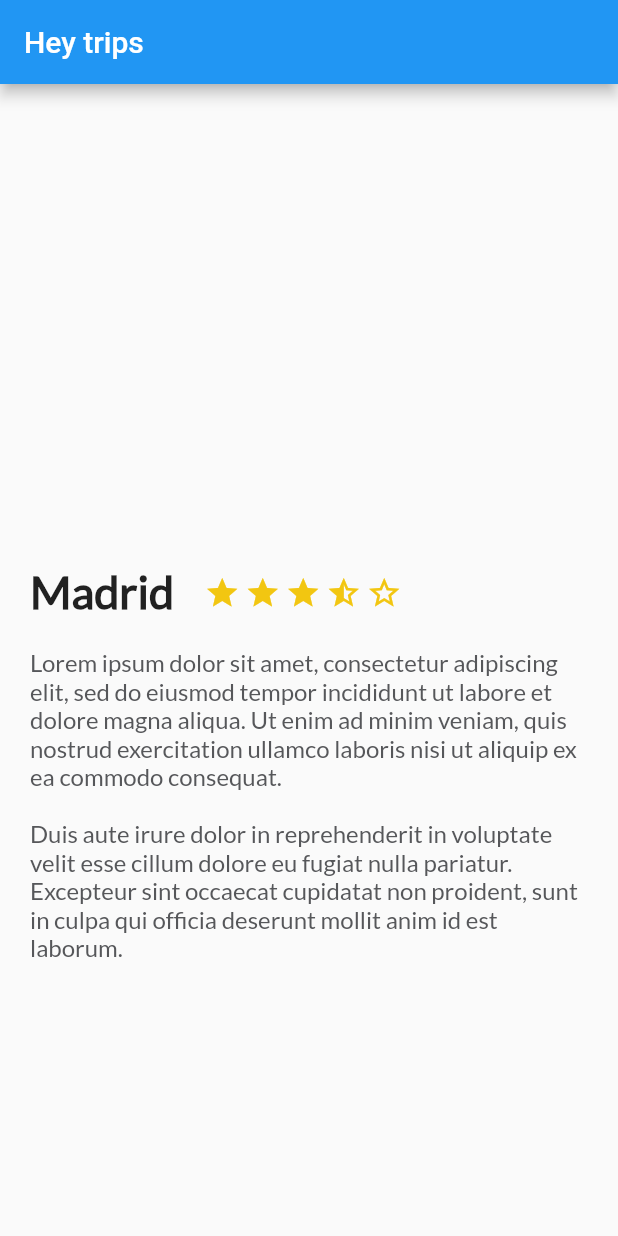
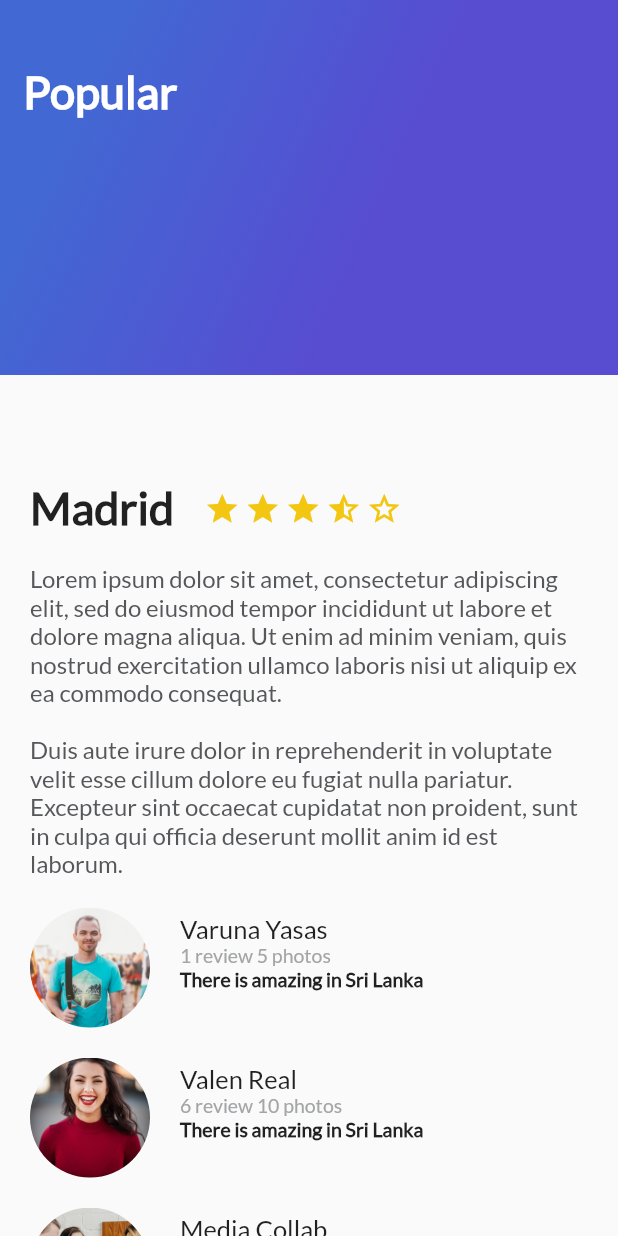
Before and after one commit to GregoryInnovo/trip_app, a Flutter app: the screen it shows after launch, on a phone screen of 412 x 824 dp. Run offline on Flutter 3.47's test engine with Material 2 defaults, Android fonts, the phone set to English and light mode, and no system bars.

Commit message:
add users reviews and custom AppBar

```diff
--- /dev/null
+++ b/lib/card_image.dart
@@ -0,0 +1,31 @@
+import 'package:flutter/material.dart';
+
+class CardImage extends StatelessWidget {
+  String pathImage = "assets/img/place_1.jpg";
+
+  CardImage(this.pathImage, {Key? key}) : super(key: key);
+
+  @override
+  Widget build(BuildContext context) {
+    final card = Container(
+      height: 350.0,
+      width: 250.0,
+      margin: const EdgeInsets.only(top: 80.0, left: 20.0),
+      decoration: BoxDecoration(
+          image:
+              DecorationImage(fit: BoxFit.cover, image: AssetImage(pathImage)),
+          borderRadius: BorderRadius.all(Radius.circular(10.0)),
+          shape: BoxShape.rectangle,
+          boxShadow: const <BoxShadow>[
+            BoxShadow(
+                color: Colors.black38,
+                blurRadius: 15.0,
+                offset: Offset(0.0, 7.0))
+          ]),
+    );
+
+    return card;
+  }
+}
+
+class EgdeInsets {}
--- /dev/null
+++ b/lib/gradient_back.dart
@@ -0,0 +1,28 @@
+import 'package:flutter/material.dart';
+
+class GradientBack extends StatelessWidget {
+  String title = "Poular";
+
+  GradientBack(this.title, {Key? key}) : super(key: key);
+
+  @override
+  Widget build(BuildContext context) {
+    return Container(
+      height: 250.0,
+      decoration: const BoxDecoration(
+          gradient: LinearGradient(
+              colors: [Color(0xFF4268D3), Color(0xFF584CD1)],
+              begin: FractionalOffset(0.2, 0.0),
+              end: FractionalOffset(1.0, 0.6),
+              stops: [0.0, 0.6],
+              tileMode: TileMode.clamp)),
+      child: Text(title,
+          style: const TextStyle(
+              fontFamily: "Lato",
+              fontWeight: FontWeight.bold,
+              color: Colors.white,
+              fontSize: 30.0)),
+      alignment: const Alignment(-0.9, -0.6),
+    );
+  }
+}
--- a/lib/main.dart
+++ b/lib/main.dart
@@ -1,5 +1,8 @@
 import 'package:flutter/material.dart';
 import 'description_place.dart';
+import 'review_list.dart';
+import 'gradient_back.dart';
+import 'package:flutter/services.dart';
 
 void main() {
   runApp(const MyApp());
@@ -9,26 +12,14 @@ void main() {
 class MyApp extends StatelessWidget {
   const MyApp({Key? key}) : super(key: key);
 
-  static const String _title = 'Flutter Code Sample';
-
-  @override
-  Widget build(BuildContext context) {
-    return const MaterialApp(
-      title: _title,
-      home: MyOtherPage(),
-    );
-  }
-}
-
-class MyOtherPage extends StatelessWidget {
-  const MyOtherPage({Key? key}) : super(key: key);
-
   static const String descriptionDummy =
       "Lorem ipsum dolor sit amet, consectetur adipiscing elit, sed do eiusmod tempor incididunt ut labore et dolore magna aliqua. Ut enim ad minim veniam, quis nostrud exercitation ullamco laboris nisi ut aliquip ex ea commodo consequat. \n\nDuis aute irure dolor in reprehenderit in voluptate velit esse cillum dolore eu fugiat nulla pariatur. Excepteur sint occaecat cupidatat non proident, sunt in culpa qui officia deserunt mollit anim id est laborum.";
 
 // This widget is the root of your application.
   @override
   Widget build(BuildContext context) {
+    SystemChrome.setEnabledSystemUIMode(SystemUiMode.manual, overlays: []);
+
     return MaterialApp(
       title: 'Flutter Demo',
       theme: ThemeData(
@@ -44,8 +35,14 @@ class MyOtherPage extends StatelessWidget {
         primarySwatch: Colors.blue,
       ),
       home: Scaffold(
-        appBar: AppBar(title: Text("Hey trips")),
-        body: DescriptionPlace("Madrid", 4, descriptionDummy),
+        // appBar: AppBar(title: Text("Hey trips")),
+        body: Stack(children: <Widget>[
+          ListView(children: <Widget>[
+            DescriptionPlace("Madrid", 4, descriptionDummy),
+            const ReviewList(),
+          ]),
+          GradientBack("Popular")
+        ]),
       ),
       /* home: Scaffold(
         appBar: AppBar(
--- /dev/null
+++ b/lib/review.dart
@@ -0,0 +1,53 @@
+import 'package:flutter/material.dart';
+
+class Review extends StatelessWidget {
+  String pathImage = "asset/img/people.png";
+  String name = "Varina Yasas";
+  String details = "1 review 5 photos";
+  String comment = "There is amazing in Sri Lanka";
+  Review(this.pathImage, this.name, this.details, this.comment, {Key? key})
+      : super(key: key);
+
+  @override
+  Widget build(BuildContext context) {
+    final photo = Container(
+        margin: const EdgeInsets.only(
+          top: 20.0,
+          left: 20.0,
+        ),
+        width: 80.0,
+        height: 80.0,
+        decoration: BoxDecoration(
+          shape: BoxShape.circle,
+          image:
+              DecorationImage(fit: BoxFit.cover, image: AssetImage(pathImage)),
+        ));
+
+    final userName = Container(
+        margin: const EdgeInsets.only(left: 20.0),
+        child: Text(name,
+            textAlign: TextAlign.left,
+            style: const TextStyle(fontSize: 17.0, fontFamily: "Lato")));
+
+    final userInfo = Container(
+        margin: const EdgeInsets.only(left: 20.0),
+        child: Text(details,
+            textAlign: TextAlign.left,
+            style: const TextStyle(
+                fontSize: 13.0, fontFamily: "Lato", color: Color(0xFFa3a5a7))));
+
+    final userComment = Container(
+      margin: const EdgeInsets.only(left: 20.0),
+      child: Text(comment,
+          textAlign: TextAlign.left,
+          style: const TextStyle(
+              fontSize: 13.0, fontFamily: "Lato", fontWeight: FontWeight.w900)),
+    );
+
+    final userDetails = Column(
+        crossAxisAlignment: CrossAxisAlignment.start,
+        children: <Widget>[userName, userInfo, userComment]);
+
+    return Row(children: <Widget>[photo, userDetails]);
+  }
+}
--- /dev/null
+++ b/lib/review_list.dart
@@ -0,0 +1,21 @@
+import 'package:flutter/cupertino.dart';
+import 'package:flutter/material.dart';
+import 'review.dart';
+
+class ReviewList extends StatelessWidget {
+  const ReviewList({Key? key}) : super(key: key);
+
+  @override
+  Widget build(BuildContext context) {
+    return Column(
+        crossAxisAlignment: CrossAxisAlignment.start,
+        children: <Widget>[
+          Review("assets/img/people.png", "Varuna Yasas", "1 review 5 photos",
+              "There is amazing in Sri Lanka"),
+          Review("assets/img/valen.jpg", "Valen Real", "6 review 10 photos",
+              "There is amazing in Sri Lanka"),
+          Review("assets/img/team.jpg", "Media Collab", "27 review 21 photos",
+              "There is amazing in Sri Lanka"),
+        ]);
+  }
+}
--- a/pubspec.yaml
+++ b/pubspec.yaml
@@ -85,6 +85,9 @@ flutter:
   #
   # For details regarding fonts from package dependencies,
   # see https://flutter.dev/custom-fonts/#from-packages
+  assets:
+    - assets/img/
+
   fonts:
     - family: Lato
       fonts:
```
Also changed, not shown: assets/img/people.png (added), assets/img/place_1.jpg (added), assets/img/place_2.jpg (added), assets/img/place_3.jpg (added), assets/img/place_4.jpg (added), assets/img/team.jpg (added), assets/img/valen.jpg (added), 1 other file.
